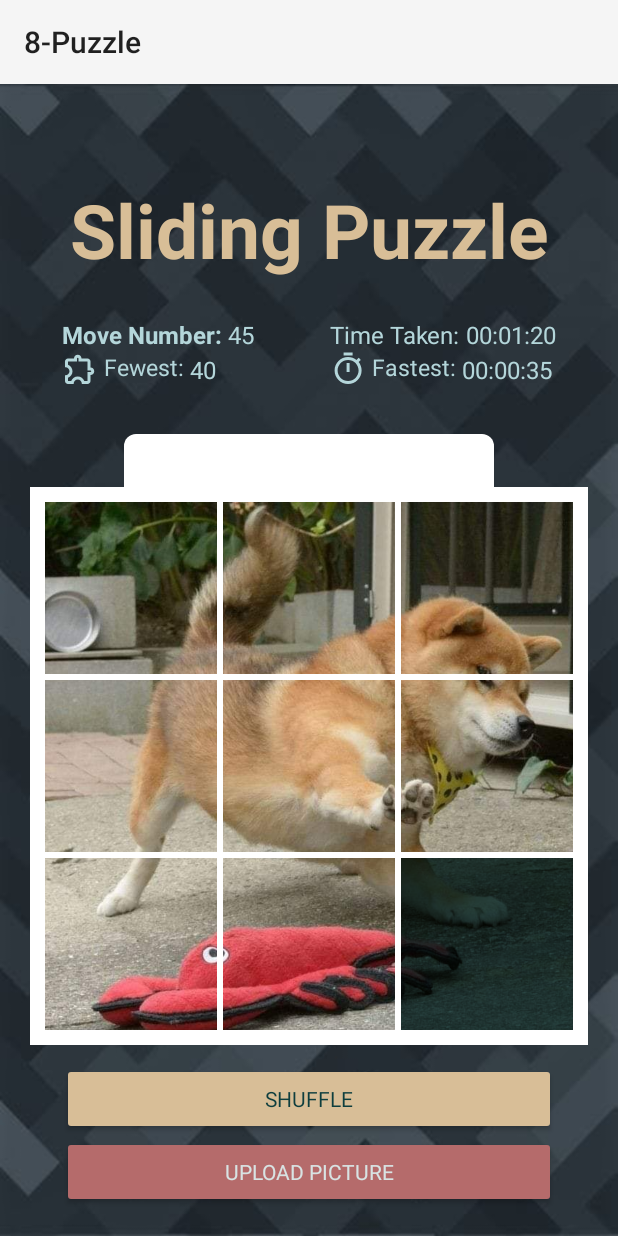
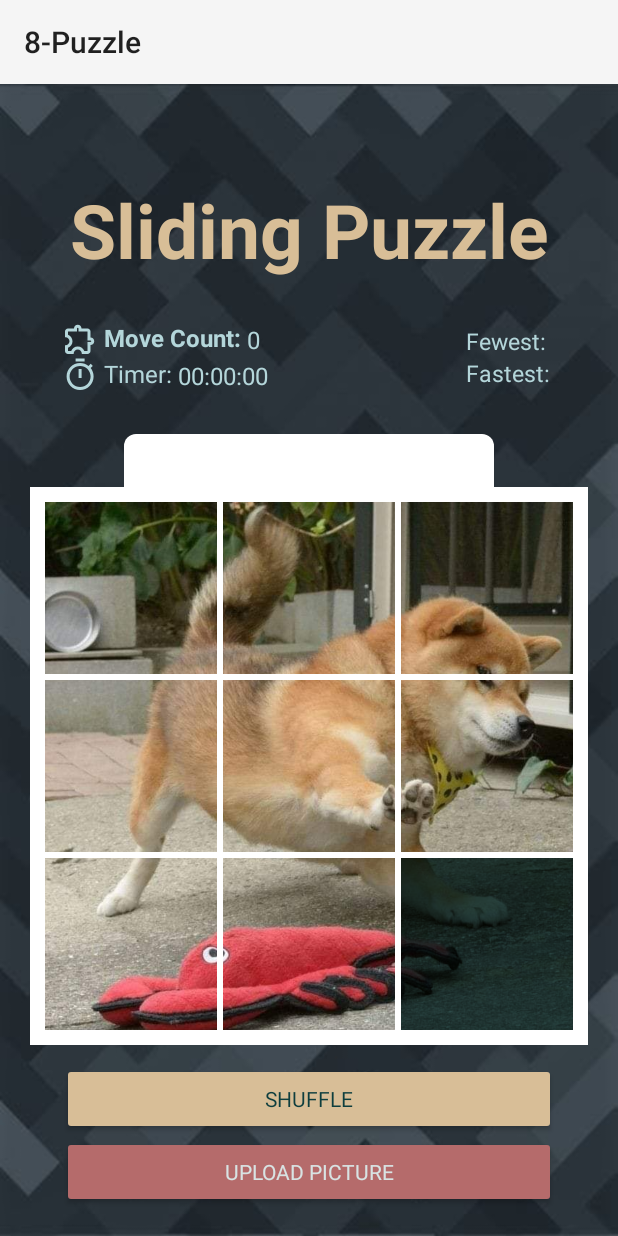
Before and after one commit to memgonzales/sliding-puzzle, an Android app: the screen it shows after launch (NPuzzleActivity), on a phone screen of 412 x 824 dp. Run offline under Robolectric (Android 15) with nearby library versions, the phone set to English and light mode, and no system bars; Roboto replaces fonts that are not available here.

Commit message:
Add move counter, and change layout of stats

```diff
--- a/app/src/main/java/com/gonzales/mark/n_puzzle/NPuzzleActivity.kt
+++ b/app/src/main/java/com/gonzales/mark/n_puzzle/NPuzzleActivity.kt
@@ -8,15 +8,13 @@ import android.os.Message
 import android.view.View
 import android.view.ViewConfiguration
 import android.view.ViewTreeObserver
-import android.widget.Button
-import android.widget.ImageButton
-import android.widget.ProgressBar
-import android.widget.Toast
+import android.widget.*
 import androidx.appcompat.app.AppCompatActivity
 import androidx.constraintlayout.widget.ConstraintLayout
 import androidx.core.view.WindowCompat
 import androidx.core.view.WindowInsetsCompat
 import androidx.core.view.WindowInsetsControllerCompat
+import java.util.*
 import java.util.concurrent.Executors
 import java.util.concurrent.ScheduledExecutorService
 import java.util.concurrent.TimeUnit
@@ -35,8 +33,14 @@ class NPuzzleActivity : AppCompatActivity() {
 
     private lateinit var clRoot: ConstraintLayout
     private lateinit var gvgPuzzle: GridViewGesture
+
     private lateinit var btnShuffle: Button
     private lateinit var pbShuffle: ProgressBar
+
+    private lateinit var tvMoveNumber: TextView
+    private lateinit var tvFewestMoves: TextView
+    private lateinit var tvTimeTaken: TextView
+    private lateinit var tvFastestTime: TextView
 
     private var tileDimen: Int = 0
     private var puzzleDimen: Int = 0
@@ -45,6 +49,7 @@ class NPuzzleActivity : AppCompatActivity() {
     private lateinit var blankImageChunks: ArrayList<Bitmap>
     private lateinit var tileImages: ArrayList<ImageButton>
 
+    private lateinit var correctPuzzleState: ArrayList<Int>
     private lateinit var puzzleState: ArrayList<Int>
     private var blankTilePos: Int = BLANK_TILE_MARKER
 
@@ -54,6 +59,8 @@ class NPuzzleActivity : AppCompatActivity() {
 
     private var isPuzzleGridFrozen: Boolean = false
     private var isGameInSession: Boolean = false
+
+    private var numMoves: Int = 0
 
     override fun onCreate(savedInstanceState: Bundle?) {
         super.onCreate(savedInstanceState)
@@ -81,20 +88,29 @@ class NPuzzleActivity : AppCompatActivity() {
         }
     }
 
+    /**************************
+     * Initialization Methods *
+     **************************/
+
     private fun initComponents() {
         clRoot = findViewById(R.id.cl_root)
         gvgPuzzle = findViewById(R.id.gvg_puzzle)
 
         btnShuffle = findViewById(R.id.btn_shuffle)
         btnShuffle.setOnClickListener {
-           if (!isGameInSession) {
+            if (!isGameInSession) {
                 shuffle()
             } else {
                 solve()
-           }
+            }
         }
 
         pbShuffle = findViewById(R.id.pb_shuffle)
+
+        tvMoveNumber = findViewById(R.id.tv_move_number)
+        tvFewestMoves = findViewById(R.id.tv_fewest_moves)
+        tvTimeTaken = findViewById(R.id.tv_time_taken)
+        tvFastestTime = findViewById(R.id.tv_fastest_time)
     }
 
     private fun initShuffleConcurrency() {
@@ -111,10 +127,12 @@ class NPuzzleActivity : AppCompatActivity() {
     }
 
     private fun initStateAndTileImages() {
+        correctPuzzleState = ArrayList(NUM_TILES)
         puzzleState = ArrayList(NUM_TILES)
         tileImages = ArrayList(NUM_TILES)
 
         for (tile in 0 until NUM_TILES) {
+            correctPuzzleState.add(tile)
             puzzleState.add(tile)
             tileImages.add(ImageButton(this))
         }
@@ -125,6 +143,10 @@ class NPuzzleActivity : AppCompatActivity() {
         setOnFlingListener()
         setDimensions()
     }
+
+    /********************************************
+     * Methods Related to Puzzle State and Grid *
+     ********************************************/
 
     private fun setTouchSlopThreshold() {
         gvgPuzzle.setTouchSlopThreshold(ViewConfiguration.get(this).scaledTouchSlop)
@@ -189,6 +211,10 @@ class NPuzzleActivity : AppCompatActivity() {
         gvgPuzzle.adapter = TileAdapter(tileImages, tileDimen, tileDimen)
     }
 
+    /***********************************
+     * Methods Related to Moving Tiles *
+     ***********************************/
+
     private fun moveTile(direction: FlingDirection, position: Int) {
         if (!isPuzzleGridFrozen) {
             if (MoveUtil.canMoveTile(direction, position, blankTilePos, NUM_COLUMNS)) {
@@ -199,9 +225,27 @@ class NPuzzleActivity : AppCompatActivity() {
                 }
 
                 displayPuzzle()
+
+                if (isGameInSession) {
+                    trackMove()
+
+                    if (puzzleState == correctPuzzleState) {
+                        Toast.makeText(this@NPuzzleActivity, "Congratulations!", Toast.LENGTH_SHORT)
+                            .show()
+                    }
+                }
             }
         }
     }
+
+    private fun trackMove() {
+        numMoves++
+        tvMoveNumber.text = numMoves.toString()
+    }
+
+    /********************************
+     * Methods Related to Shuffling *
+     ********************************/
 
     private fun shuffle() {
         pbShuffle.visibility = View.VISIBLE
--- a/app/src/main/res/layout/activity_n_puzzle.xml
+++ b/app/src/main/res/layout/activity_n_puzzle.xml
@@ -27,16 +27,18 @@
         android:id="@+id/tv_move"
         android:layout_width="wrap_content"
         android:layout_height="wrap_content"
+        android:drawablePadding="4dp"
         android:fontFamily="@font/cairo_bold"
         android:text="@string/tv_move"
         android:textColor="@color/stats_text"
         android:textSize="16sp"
         android:textStyle="bold"
-        app:layout_constraintBottom_toTopOf="@+id/tv_fewest"
+        app:drawableTint="@color/stats_text"
+        app:layout_constraintBottom_toTopOf="@+id/tv_time"
         app:layout_constraintStart_toStartOf="@+id/gl_left_button"
         app:layout_constraintTop_toBottomOf="@+id/tv_title"
-        app:layout_constraintVertical_bias="0.45"
-        app:layout_constraintVertical_chainStyle="packed" />
+        app:layout_constraintVertical_chainStyle="packed"
+        app:drawableStartCompat="@drawable/outline_extension_24" />
 
     <TextView
         android:id="@+id/tv_move_number"
@@ -54,16 +56,17 @@
         android:id="@+id/tv_fewest"
         android:layout_width="wrap_content"
         android:layout_height="wrap_content"
-        android:drawablePadding="4dp"
         android:fontFamily="@font/cairo_bold"
         android:text="@string/tv_fewest"
         android:textColor="@color/stats_text"
         android:textSize="15sp"
-        app:drawableTint="@color/stats_text"
-        app:layout_constraintBottom_toTopOf="@+id/spinner"
-        app:layout_constraintStart_toStartOf="@+id/tv_move"
-        app:layout_constraintTop_toBottomOf="@+id/tv_move"
-        app:drawableStartCompat="@drawable/outline_extension_24" />
+        app:layout_constraintBottom_toTopOf="@+id/tv_fastest"
+        app:layout_constraintEnd_toStartOf="@+id/tv_fewest_moves"
+        app:layout_constraintHorizontal_bias="1.0"
+        app:layout_constraintHorizontal_chainStyle="packed"
+        app:layout_constraintStart_toEndOf="@+id/tv_move_number"
+        app:layout_constraintTop_toTopOf="@+id/tv_move"
+        app:layout_constraintVertical_chainStyle="packed" />
 
     <TextView
         android:id="@+id/tv_fewest_moves"
@@ -75,23 +78,25 @@
         android:textSize="16sp"
         app:layout_constraintBottom_toBottomOf="@+id/tv_fewest"
         app:layout_constraintStart_toEndOf="@+id/tv_fewest"
-        app:layout_constraintTop_toTopOf="@+id/tv_fewest" />
+        app:layout_constraintTop_toTopOf="@+id/tv_fewest"
+        app:layout_constraintVertical_bias="1.0" />
 
     <TextView
         android:id="@+id/tv_time"
         android:layout_width="wrap_content"
         android:layout_height="wrap_content"
+        android:drawablePadding="4dp"
         android:fontFamily="@font/cairo_bold"
         android:text="@string/tv_time"
         android:textColor="@color/stats_text"
         android:textSize="16sp"
-        app:layout_constraintBottom_toTopOf="@+id/tv_fastest"
-        app:layout_constraintEnd_toStartOf="@+id/tv_time_taken"
-        app:layout_constraintHorizontal_bias="1.0"
+        app:drawableTint="@color/stats_text"
+        app:layout_constraintBottom_toTopOf="@+id/spinner"
         app:layout_constraintHorizontal_chainStyle="packed"
-        app:layout_constraintStart_toEndOf="@+id/tv_move_number"
-        app:layout_constraintTop_toTopOf="@+id/tv_move"
-        app:layout_constraintVertical_chainStyle="packed" />
+        app:layout_constraintStart_toStartOf="@+id/tv_move"
+        app:layout_constraintTop_toBottomOf="@+id/tv_move"
+        app:layout_constraintVertical_chainStyle="packed"
+        app:drawableStartCompat="@drawable/outline_timer_24" />
 
     <TextView
         android:id="@+id/tv_time_taken"
@@ -103,7 +108,7 @@
         android:textSize="16sp"
         app:layout_constraintBottom_toBottomOf="@+id/tv_time"
         app:layout_constraintEnd_toStartOf="@+id/gl_right_button"
-        app:layout_constraintHorizontal_bias="0.5"
+        app:layout_constraintHorizontal_bias="0.0"
         app:layout_constraintStart_toEndOf="@+id/tv_time"
         app:layout_constraintTop_toTopOf="@+id/tv_time" />
 
@@ -111,20 +116,13 @@
         android:id="@+id/tv_fastest"
         android:layout_width="wrap_content"
         android:layout_height="wrap_content"
-        android:drawablePadding="4dp"
         android:fontFamily="@font/cairo_bold"
         android:text="@string/tv_fastest"
         android:textColor="@color/stats_text"
         android:textSize="15sp"
-        app:drawableTint="@color/stats_text"
-        app:layout_constraintBottom_toBottomOf="@+id/tv_fewest"
-        app:layout_constraintEnd_toStartOf="@+id/tv_fastest_time"
-        app:layout_constraintHorizontal_bias="0.0"
-        app:layout_constraintHorizontal_chainStyle="packed"
-        app:layout_constraintStart_toEndOf="@+id/tv_fewest_moves"
-        app:layout_constraintStart_toStartOf="@+id/tv_time"
-        app:layout_constraintTop_toBottomOf="@+id/tv_time"
-        app:drawableStartCompat="@drawable/outline_timer_24" />
+        app:layout_constraintBottom_toBottomOf="@+id/tv_time"
+        app:layout_constraintStart_toStartOf="@+id/tv_fewest"
+        app:layout_constraintTop_toBottomOf="@+id/tv_fewest" />
 
     <TextView
         android:id="@+id/tv_fastest_time"
@@ -135,10 +133,9 @@
         android:textColor="@color/stats_text"
         android:textSize="16sp"
         app:layout_constraintBottom_toBottomOf="@+id/tv_fastest"
-        app:layout_constraintEnd_toEndOf="parent"
-        app:layout_constraintHorizontal_bias="0.5"
+        app:layout_constraintEnd_toStartOf="@+id/gl_right_button"
         app:layout_constraintStart_toEndOf="@+id/tv_fastest"
-        app:layout_constraintTop_toBottomOf="@+id/tv_time" />
+        app:layout_constraintTop_toBottomOf="@+id/tv_fewest" />
 
     <androidx.constraintlayout.widget.Guideline
         android:id="@+id/gl_top_puzzle"
--- a/app/src/main/res/values/strings.xml
+++ b/app/src/main/res/values/strings.xml
@@ -4,14 +4,14 @@
     <string name="inversions">Counting Inversions</string>
     <string name="randomized">Solve</string>
     <string name="tv_title">Sliding Puzzle</string>
-    <string name="tv_move">Move Number:&#xA0;</string>
-    <string name="tv_move_number">45</string>
+    <string name="tv_move">Move Count:&#xA0;</string>
+    <string name="tv_move_number">0</string>
     <string name="tv_fewest">Fewest:&#xA0;</string>
-    <string name="tv_fewest_moves">40</string>
-    <string name="tv_time">Time Taken:&#xA0;</string>
+    <string name="tv_fewest_moves"></string>
+    <string name="tv_time">Timer:&#xA0;</string>
     <string name="tv_fastest">Fastest:&#xA0;</string>
-    <string name="tv_time_taken">00:01:20</string>
+    <string name="tv_time_taken">00:00:00</string>
     <string name="btn_shuffle">Shuffle</string>
     <string name="btn_upload">Upload Picture</string>
-    <string name="tv_fastest_time">00:00:35</string>
+    <string name="tv_fastest_time"></string>
 </resources>
```
